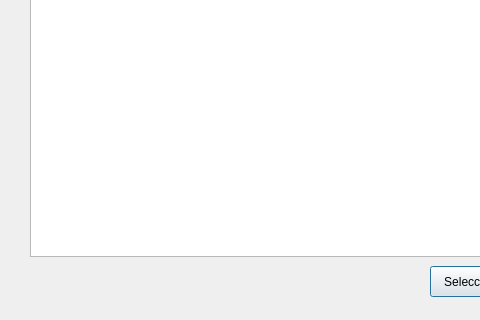
Above: seleccionar_stock.ui from AyeQuinteros15/DemoPracticas before the change; both pictures show x 0 to 480 and y 174 to 494 of the 563 by 494 pixel window. Below: the same form after it.
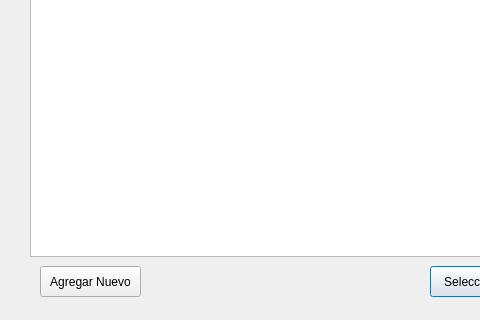
That is the form after the change.

Diff of the .ui file:
```diff
--- a/seleccionar_stock.ui
+++ b/seleccionar_stock.ui
@@ -98,6 +98,19 @@
     </rect>
    </property>
   </widget>
+  <widget class="QPushButton" name="btnAgregarStock_Stock">
+   <property name="geometry">
+    <rect>
+     <x>40</x>
+     <y>440</y>
+     <width>101</width>
+     <height>31</height>
+    </rect>
+   </property>
+   <property name="text">
+    <string>Agregar Nuevo</string>
+   </property>
+  </widget>
  </widget>
  <resources/>
  <connections/>
```
